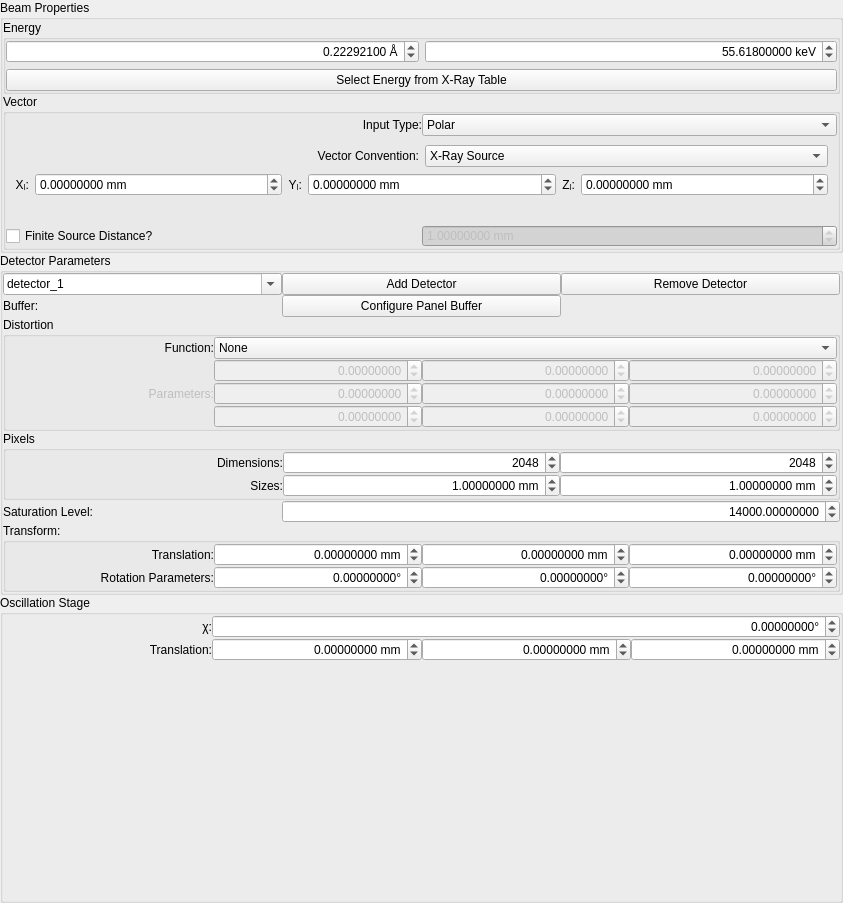
Qt form hexrdgui/resources/ui/instrument_form_view_widget.ui (HEXRD/hexrdgui) before a commit.
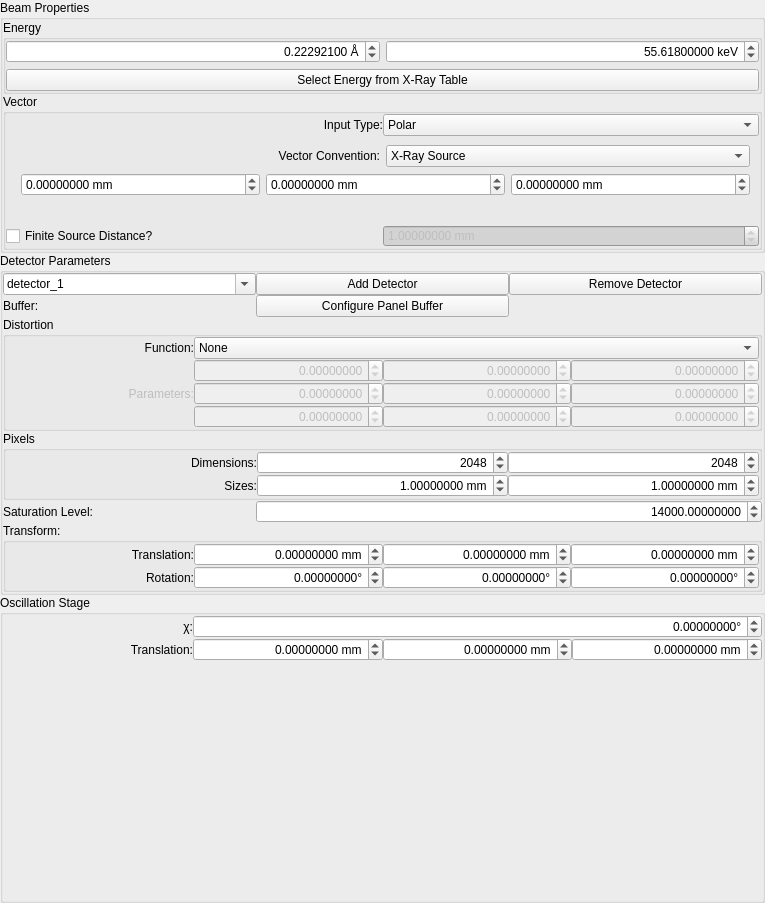
The same form after that commit. The open tabs and pages were chosen to show the change. Custom widgets are drawn as their Qt base class.

```diff
--- a/hexrdgui/resources/ui/instrument_form_view_widget.ui
+++ b/hexrdgui/resources/ui/instrument_form_view_widget.ui
@@ -6,7 +6,7 @@
    <rect>
     <x>0</x>
     <y>0</y>
-    <width>843</width>
+    <width>765</width>
     <height>903</height>
    </rect>
   </property>
@@ -307,45 +307,7 @@
            </widget>
            <widget class="QWidget" name="beam_vector_cartesian">
             <layout class="QGridLayout" name="gridLayout_8">
-             <item row="6" column="0">
-              <widget class="QLabel" name="beam_vector_cartesian_x_label">
-               <property name="sizePolicy">
-                <sizepolicy hsizetype="Fixed" vsizetype="Preferred">
-                 <horstretch>0</horstretch>
-                 <verstretch>0</verstretch>
-                </sizepolicy>
-               </property>
-               <property name="text">
-                <string>Xₗ:</string>
-               </property>
-               <property name="alignment">
-                <set>Qt::AlignRight|Qt::AlignTrailing|Qt::AlignVCenter</set>
-               </property>
-              </widget>
-             </item>
-             <item row="6" column="5">
-              <widget class="ScientificDoubleSpinBox" name="beam_vector_cartesian_z">
-               <property name="keyboardTracking">
-                <bool>false</bool>
-               </property>
-               <property name="suffix">
-                <string> mm</string>
-               </property>
-               <property name="decimals">
-                <number>8</number>
-               </property>
-               <property name="minimum">
-                <double>-1000000.000000000000000</double>
-               </property>
-               <property name="maximum">
-                <double>1000000.000000000000000</double>
-               </property>
-               <property name="singleStep">
-                <double>0.001000000000000</double>
-               </property>
-              </widget>
-             </item>
-             <item row="7" column="0" colspan="6">
+             <item row="7" column="0" colspan="4">
               <widget class="QLabel" name="cartesian_beam_vector_normalized_note">
                <property name="styleSheet">
                 <string notr="true">QLabel { font: italic; }</string>
@@ -355,62 +317,14 @@
                </property>
               </widget>
              </item>
-             <item row="6" column="2">
-              <widget class="QLabel" name="beam_vector_cartesian_y_label">
-               <property name="sizePolicy">
-                <sizepolicy hsizetype="Fixed" vsizetype="Preferred">
-                 <horstretch>0</horstretch>
-                 <verstretch>0</verstretch>
-                </sizepolicy>
-               </property>
-               <property name="text">
-                <string>Yₗ:</string>
-               </property>
-               <property name="alignment">
-                <set>Qt::AlignRight|Qt::AlignTrailing|Qt::AlignVCenter</set>
-               </property>
-              </widget>
-             </item>
-             <item row="6" column="3">
-              <widget class="ScientificDoubleSpinBox" name="beam_vector_cartesian_y">
-               <property name="keyboardTracking">
-                <bool>false</bool>
-               </property>
-               <property name="suffix">
-                <string> mm</string>
-               </property>
-               <property name="decimals">
-                <number>8</number>
-               </property>
-               <property name="minimum">
-                <double>-1000000.000000000000000</double>
-               </property>
-               <property name="maximum">
-                <double>1000000.000000000000000</double>
-               </property>
-               <property name="singleStep">
-                <double>0.001000000000000</double>
-               </property>
-              </widget>
-             </item>
-             <item row="6" column="4">
-              <widget class="QLabel" name="beam_vector_cartesian_z_label">
-               <property name="sizePolicy">
-                <sizepolicy hsizetype="Fixed" vsizetype="Preferred">
-                 <horstretch>0</horstretch>
-                 <verstretch>0</verstretch>
-                </sizepolicy>
-               </property>
-               <property name="text">
-                <string>Zₗ:</string>
-               </property>
-               <property name="alignment">
-                <set>Qt::AlignRight|Qt::AlignTrailing|Qt::AlignVCenter</set>
-               </property>
-              </widget>
-             </item>
              <item row="6" column="1">
               <widget class="ScientificDoubleSpinBox" name="beam_vector_cartesian_x">
+               <property name="sizePolicy">
+                <sizepolicy hsizetype="Expanding" vsizetype="Fixed">
+                 <horstretch>0</horstretch>
+                 <verstretch>0</verstretch>
+                </sizepolicy>
+               </property>
                <property name="keyboardTracking">
                 <bool>false</bool>
                </property>
@@ -431,7 +345,7 @@
                </property>
               </widget>
              </item>
-             <item row="0" column="0" colspan="6">
+             <item row="0" column="0" colspan="4">
               <layout class="QHBoxLayout" name="horizontalLayout_2">
                <item>
                 <widget class="QLabel" name="beam_vector_convention_label">
@@ -462,6 +376,62 @@
                </item>
               </layout>
              </item>
+             <item row="6" column="2">
+              <widget class="ScientificDoubleSpinBox" name="beam_vector_cartesian_y">
+               <property name="sizePolicy">
+                <sizepolicy hsizetype="Expanding" vsizetype="Fixed">
+                 <horstretch>0</horstretch>
+                 <verstretch>0</verstretch>
+                </sizepolicy>
+               </property>
+               <property name="keyboardTracking">
+                <bool>false</bool>
+               </property>
+               <property name="suffix">
+                <string> mm</string>
+               </property>
+               <property name="decimals">
+                <number>8</number>
+               </property>
+               <property name="minimum">
+                <double>-1000000.000000000000000</double>
+               </property>
+               <property name="maximum">
+                <double>1000000.000000000000000</double>
+               </property>
+               <property name="singleStep">
+                <double>0.001000000000000</double>
+               </property>
+              </widget>
+             </item>
+             <item row="6" column="3">
+              <widget class="ScientificDoubleSpinBox" name="beam_vector_cartesian_z">
+               <property name="sizePolicy">
+                <sizepolicy hsizetype="Expanding" vsizetype="Fixed">
+                 <horstretch>0</horstretch>
+                 <verstretch>0</verstretch>
+                </sizepolicy>
+               </property>
+               <property name="keyboardTracking">
+                <bool>false</bool>
+               </property>
+               <property name="suffix">
+                <string> mm</string>
+               </property>
+               <property name="decimals">
+                <number>8</number>
+               </property>
+               <property name="minimum">
+                <double>-1000000.000000000000000</double>
+               </property>
+               <property name="maximum">
+                <double>1000000.000000000000000</double>
+               </property>
+               <property name="singleStep">
+                <double>0.001000000000000</double>
+               </property>
+              </widget>
+             </item>
             </layout>
            </widget>
           </widget>
@@ -665,7 +635,7 @@
          <item row="1" column="0">
           <widget class="QLabel" name="label_16">
            <property name="text">
-            <string>Rotation Parameters:</string>
+            <string>Rotation:</string>
            </property>
            <property name="alignment">
             <set>Qt::AlignRight|Qt::AlignTrailing|Qt::AlignVCenter</set>
```
